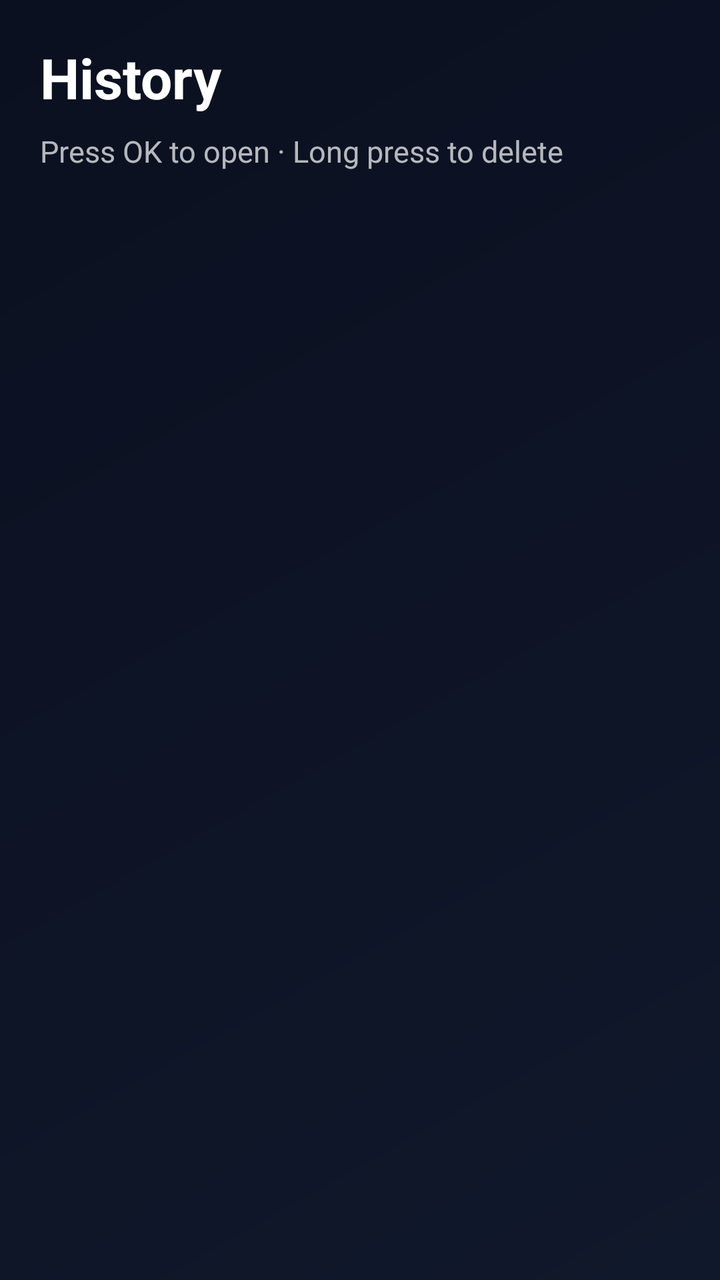
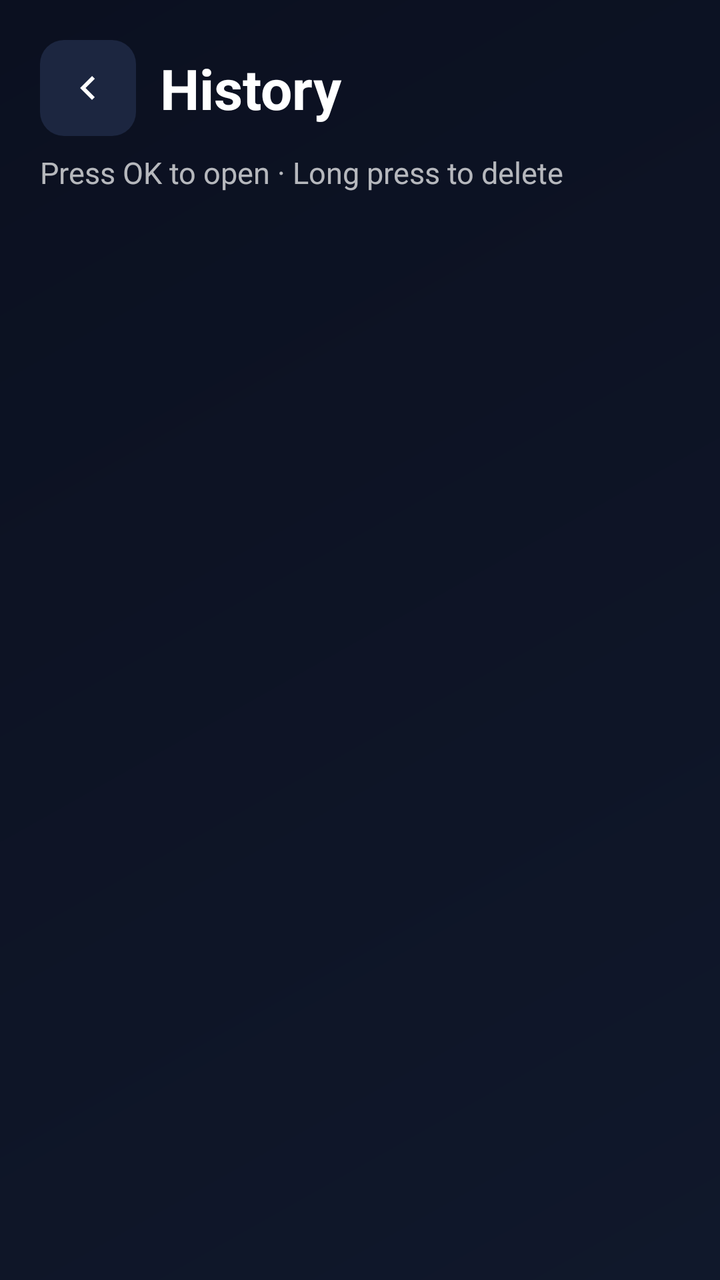

Compare the two renders of this Android layout. The source of the first and the diff that turns it into the second are given below.
<!-- AndroidManifest.xml: application theme Theme.TVNavBrowser -->
<!-- res/layout/activity_history.xml -->
<?xml version="1.0" encoding="utf-8"?>
<FrameLayout xmlns:android="http://schemas.android.com/apk/res/android"
    android:layout_width="match_parent"
    android:layout_height="match_parent"
    android:background="?attr/screenBackground"
    android:padding="20dp">

    <LinearLayout
        android:layout_width="match_parent"
        android:layout_height="match_parent"
        android:orientation="vertical">

        <TextView
            style="@style/ScreenTitle"
            android:layout_width="match_parent"
            android:layout_height="wrap_content"
            android:text="@string/history" />

        <TextView
            style="@style/ScreenSubtitle"
            android:layout_width="match_parent"
            android:layout_height="wrap_content"
            android:layout_marginTop="8dp"
            android:text="@string/list_hint_open" />

        <ScrollView
            android:layout_width="match_parent"
            android:layout_height="0dp"
            android:layout_marginTop="16dp"
            android:layout_weight="1"
            android:clipChildren="false"
            android:clipToPadding="false"
            android:paddingStart="4dp"
            android:paddingEnd="4dp">

            <LinearLayout
                android:id="@+id/historyContainer"
                android:layout_width="match_parent"
                android:layout_height="wrap_content"
                android:clipChildren="false"
                android:clipToPadding="false"
                android:paddingTop="6dp"
                android:paddingBottom="16dp"
                android:orientation="vertical" />

        </ScrollView>
    </LinearLayout>

    <TextView
        android:id="@+id/tvEmpty"
        android:layout_width="match_parent"
        android:layout_height="wrap_content"
        android:layout_gravity="center"
        android:gravity="center"
        android:padding="24dp"
        android:text="@string/history_empty"
        android:textColor="@color/text_secondary"
        android:textSize="18sp"
        android:visibility="gone" />

</FrameLayout>
<!-- resources referenced by this layout -->
<resources>
  <color name="text_secondary">#B3FFFFFF</color>
  <string name="history">History</string>
  <string name="history_empty">No browsing history yet.</string>
  <string name="list_hint_open">Press OK to open · Long press to delete</string>
  <style name="ScreenSubtitle">
          <item name="android:textColor">?android:attr/textColorSecondary</item>
          <item name="android:textSize">15sp</item>
          <item name="android:lineSpacingExtra">4dp</item>
      </style>
  <style name="ScreenTitle">
          <item name="android:textColor">?android:attr/textColorPrimary</item>
          <item name="android:textSize">28sp</item>
          <item name="android:textStyle">bold</item>
      </style>
  <color name="bg_dark">#FF0B1020</color>
  <color name="black">#FF000000</color>
  <color name="white">#FFFFFFFF</color>
  <color name="accent">#FFFFC857</color>
  <color name="accent_dark">#FFE6A819</color>
  <color name="text_primary">#FFFFFFFF</color>
  <!-- drawable bg_screen (drawable) -->
  <?xml version="1.0" encoding="utf-8"?>
  <shape xmlns:android="http://schemas.android.com/apk/res/android"
      android:shape="rectangle">
      <gradient
          android:angle="135"
          android:endColor="@color/bg_dark"
          android:startColor="#FF10182B"
          android:type="linear" />
  </shape>
  <!-- drawable bg_settings_section (drawable) -->
  <?xml version="1.0" encoding="utf-8"?>
  <shape xmlns:android="http://schemas.android.com/apk/res/android"
      android:shape="rectangle">
      <solid android:color="#162138" />
      <stroke
          android:width="1dp"
          android:color="#243354" />
      <corners android:radius="16dp" />
  </shape>
  <!-- drawable bg_input_hint (drawable) -->
  <?xml version="1.0" encoding="utf-8"?>
  <shape xmlns:android="http://schemas.android.com/apk/res/android"
      android:shape="rectangle">
      <solid android:color="#CC151D33" />
      <corners android:radius="10dp" />
      <stroke
          android:width="1dp"
          android:color="@color/divider" />
  </shape>
  <!-- drawable bg_overlay_card (drawable) -->
  <?xml version="1.0" encoding="utf-8"?>
  <shape xmlns:android="http://schemas.android.com/apk/res/android"
      android:shape="rectangle">
      <solid android:color="#F00F172A" />
      <stroke
          android:width="2dp"
          android:color="#38BDF8" />
      <corners android:radius="16dp" />
  </shape>
  <!-- drawable bg_step_badge (drawable) -->
  <?xml version="1.0" encoding="utf-8"?>
  <shape xmlns:android="http://schemas.android.com/apk/res/android"
      android:shape="rectangle">
      <solid android:color="#1AFFC857" />
      <corners android:radius="24dp" />
      <stroke
          android:width="1.5dp"
          android:color="@color/accent" />
  </shape>
  <color name="divider">#33FFFFFF</color>
  <color name="accent_soft">#33FFC857</color>
  <color name="bg_card">#FF1C2640</color>
  <color name="bg_toolbar">#FF151D33</color>
  <!-- unchanged entries left out for length: 6 -->
</resources>

<!-- the commit's change to res/layout/activity_history.xml (unified diff, before → after) -->
@@ -10,11 +10,26 @@
         android:layout_height="match_parent"
         android:orientation="vertical">
 
-        <TextView
-            style="@style/ScreenTitle"
+        <LinearLayout
             android:layout_width="match_parent"
             android:layout_height="wrap_content"
-            android:text="@string/history" />
+            android:gravity="center_vertical"
+            android:orientation="horizontal">
+
+            <ImageButton
+                android:id="@+id/btnHistoryBack"
+                style="@style/ToolbarIconButton"
+                android:src="@drawable/ic_nav_back"
+                android:contentDescription="@string/nav_back" />
+
+            <TextView
+                style="@style/ScreenTitle"
+                android:layout_width="0dp"
+                android:layout_height="wrap_content"
+                android:layout_marginStart="12dp"
+                android:layout_weight="1"
+                android:text="@string/history" />
+        </LinearLayout>
 
         <TextView
             style="@style/ScreenSubtitle"
<!-- resource entries referenced after the edit -->
@@ -1,9 +1,21 @@
 <!-- resources referenced by this layout -->
 <resources>
   <color name="text_secondary">#B3FFFFFF</color>
+  <!-- drawable ic_nav_back (drawable) -->
+  <?xml version="1.0" encoding="utf-8"?>
+  <vector xmlns:android="http://schemas.android.com/apk/res/android"
+      android:width="24dp"
+      android:height="24dp"
+      android:viewportWidth="24"
+      android:viewportHeight="24">
+      <path
+          android:fillColor="#FFFFFFFF"
+          android:pathData="M15.41,16.58L10.83,12L15.41,7.41L14,6L8,12L14,18L15.41,16.58Z" />
+  </vector>
   <string name="history">History</string>
   <string name="history_empty">No browsing history yet.</string>
   <string name="list_hint_open">Press OK to open · Long press to delete</string>
+  <string name="nav_back">Back</string>
   <style name="ScreenSubtitle">
           <item name="android:textColor">?android:attr/textColorSecondary</item>
           <item name="android:textSize">15sp</item>
@@ -13,6 +25,16 @@
           <item name="android:textColor">?android:attr/textColorPrimary</item>
           <item name="android:textSize">28sp</item>
           <item name="android:textStyle">bold</item>
+      </style>
+  <style name="ToolbarIconButton">
+          <item name="android:layout_width">48dp</item>
+          <item name="android:layout_height">48dp</item>
+          <item name="android:padding">12dp</item>
+          <item name="android:scaleType">centerInside</item>
+          <item name="android:background">?attr/toolbarButtonBackground</item>
+          <item name="android:tint">?android:attr/textColorPrimary</item>
+          <item name="android:focusable">true</item>
+          <item name="android:focusableInTouchMode">true</item>
       </style>
   <color name="bg_dark">#FF0B1020</color>
   <color name="black">#FF000000</color>
